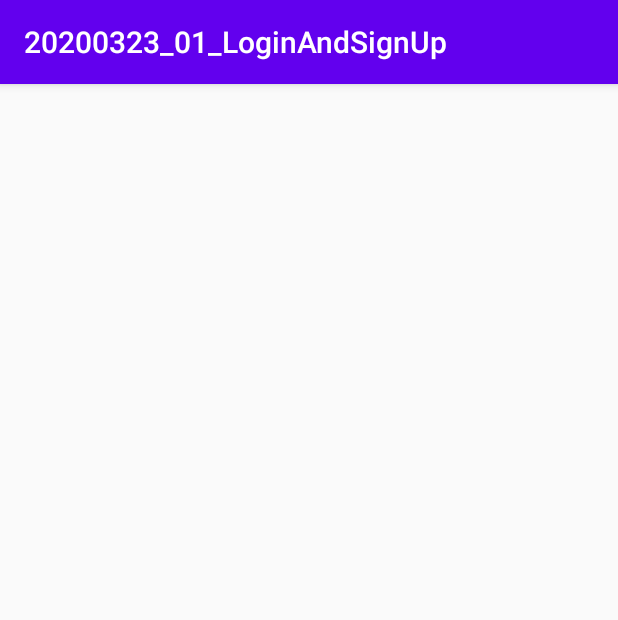
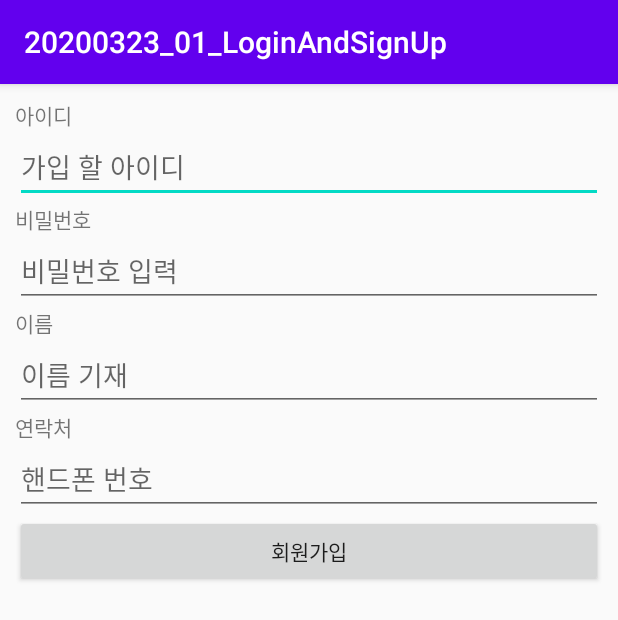
Before and after one commit to potential20/20200323_01_LoginAndSignUp, an Android app: the SignUpActivity screen opened directly, with no data from a screen before it, on a phone screen of 412 x 824 dp. Shown: the top 620 px of the screen. Run offline under Robolectric (Android 15) with nearby library versions, the phone set to English and light mode, and no system bars; our stand-ins replace data binding; 1 statement that could not run was skipped.

Commit message:
회원가입 화면 초안

```diff
--- a/app/src/main/res/layout/activity_sign_up.xml
+++ b/app/src/main/res/layout/activity_sign_up.xml
@@ -6,7 +6,53 @@
         android:layout_width="match_parent"
         android:layout_height="match_parent"
         android:orientation="vertical"
-        tools:context=".SignUpActivity">
+        tools:context=".SignUpActivity"
+        android:padding="10dp">
+
+        <TextView
+            android:layout_width="wrap_content"
+            android:layout_height="wrap_content"
+            android:text="아이디"/>
+        <EditText
+            android:layout_width="match_parent"
+            android:layout_height="wrap_content"
+            android:inputType="textEmailAddress"
+            android:hint="가입 할 아이디"/>
+
+        <TextView
+            android:layout_width="wrap_content"
+            android:layout_height="wrap_content"
+            android:text="비밀번호"/>
+        <EditText
+            android:layout_width="match_parent"
+            android:layout_height="wrap_content"
+            android:inputType="textPassword"
+            android:hint="비밀번호 입력"/>
+
+        <TextView
+            android:layout_width="wrap_content"
+            android:layout_height="wrap_content"
+            android:text="이름"/>
+        <EditText
+            android:layout_width="match_parent"
+            android:layout_height="wrap_content"
+            android:singleLine="true"
+            android:hint="이름 기재"/>
+
+        <TextView
+            android:layout_width="wrap_content"
+            android:layout_height="wrap_content"
+            android:text="연락처"/>
+        <EditText
+            android:layout_width="match_parent"
+            android:layout_height="wrap_content"
+            android:inputType="phone"
+            android:hint="핸드폰 번호"/>
+
+        <Button
+            android:layout_width="match_parent"
+            android:layout_height="wrap_content"
+            android:text="회원가입"/>
 
     </LinearLayout>
 </layout>
```
